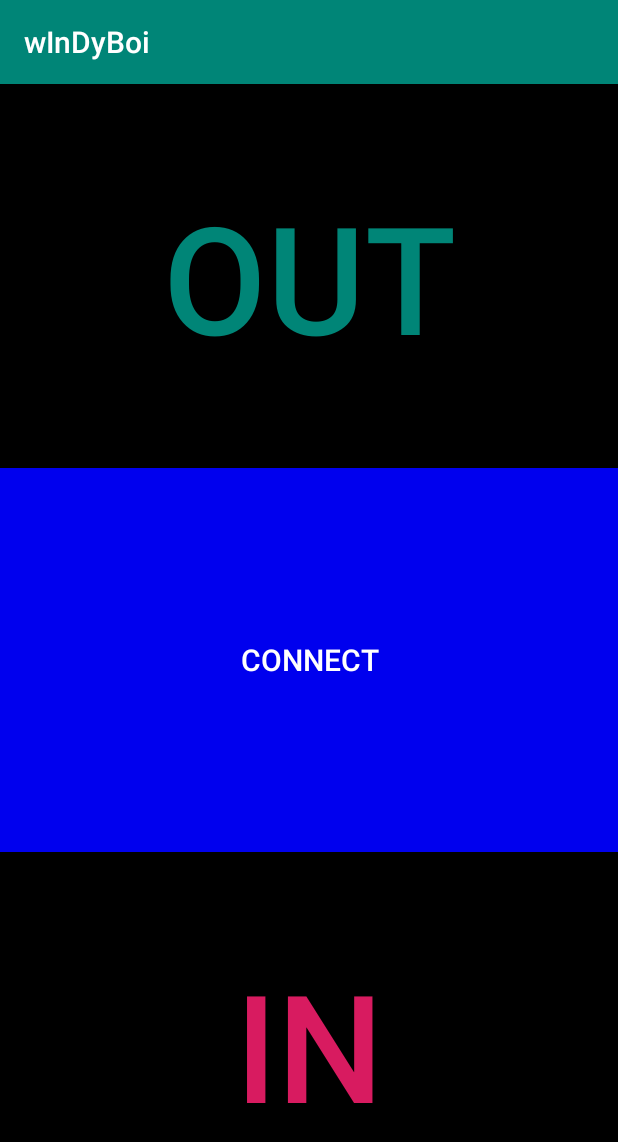
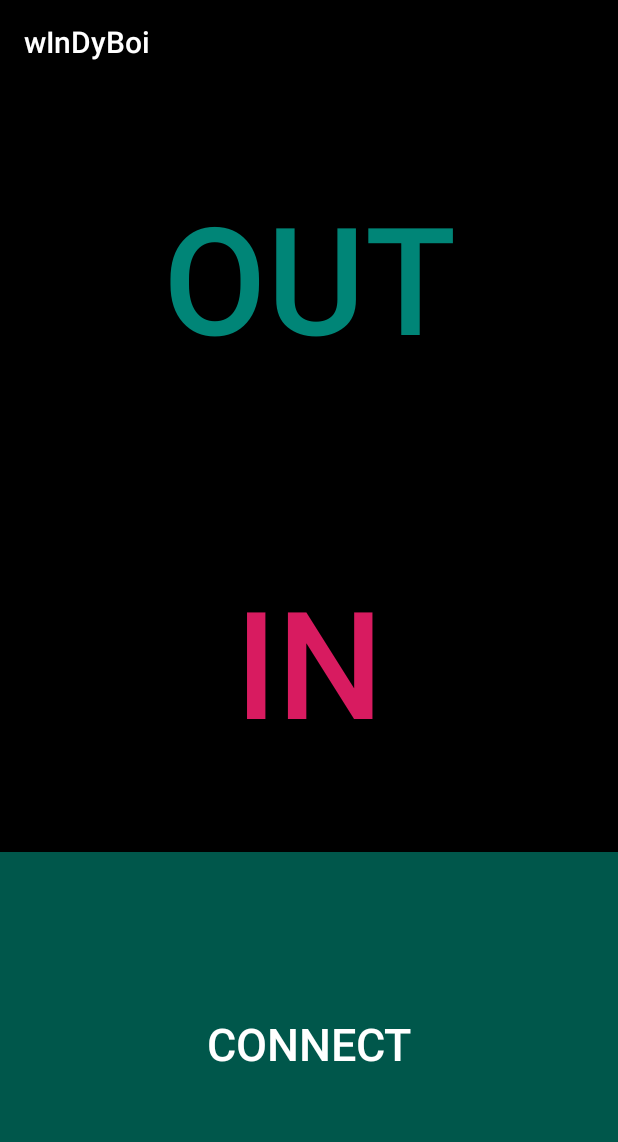
Before and after one commit to esotericabsurdist/winDyBoi, an Android app: the screen it shows after launch (MainActivity), on a phone screen of 412 x 824 dp. Shown: the top 1142 px of the screen. Run offline under Robolectric (Android 15) with nearby library versions, the phone set to English and light mode, and no system bars.

Commit message:
changed layout, colors, added winch event listener, changed sleep time to not overfill or underfill reciever buffer

```diff
--- /dev/null
+++ b/app/src/main/java/com/spaceshipfreehold/windyboi/IWinchConnectionListener.java
@@ -0,0 +1,10 @@
+package com.spaceshipfreehold.windyboi;
+
+public interface IWinchConnectionListener {
+    void onConnected();
+    void onDisconnected();
+    void onSocketConnectionFailed();
+    void onNoBluetoothAdapterFound();
+    void onBluetoothNotEnabled();
+    void onWinchNotFound();
+}
--- a/app/src/main/java/com/spaceshipfreehold/windyboi/Winch.java
+++ b/app/src/main/java/com/spaceshipfreehold/windyboi/Winch.java
@@ -15,28 +15,44 @@ import java.lang.ref.WeakReference;
 import java.util.Set;
 import java.util.UUID;
 
+import androidx.annotation.NonNull;
+
 public class Winch extends Thread {
 
+    private static Winch mInstance;
     private WeakReference<Context> mContext;
 
     private BluetoothAdapter mBluetoothAdapter;
     private BluetoothDevice mBluetoothDevice;
     private BluetoothSocket mBluetoothSocket;
 
+    private IWinchConnectionListener mListener;
+
+    private static String WINCH_NAME = "windyboi";
     private static byte IN_COMMAND = 'i';
     private static byte OUT_COMMAND = 'o';
 
     volatile boolean mIn = false;
     volatile boolean mOut = false;
+    volatile boolean mConnected = false;
 
-    Winch(Context context){
-        mContext = new WeakReference<>(context);
+    private Winch(){}
+
+    public static Winch getInstance(Context context){
+        if(mInstance == null){
+            mInstance = new Winch();
+            mInstance.mContext = new WeakReference<>(context);
+        }
+        return mInstance;
+    }
+
+    public void setListener(@NonNull IWinchConnectionListener listener){
+        mListener = listener;
     }
 
     public boolean connect(){
         if(mBluetoothAdapter == null){
-            // Ensure that we have the singleton
-            Log.d("derp", "bluetooth adpater is null");
+            // Ensure that we have the adapter singleton.
             mBluetoothAdapter = BluetoothAdapter.getDefaultAdapter();
         }
 
@@ -44,36 +60,52 @@ public class Winch extends Thread {
             if(mBluetoothAdapter.isEnabled()){
                 Set<BluetoothDevice> devices = mBluetoothAdapter.getBondedDevices();
                 for(BluetoothDevice device : devices){
-                    if(device.getName().toLowerCase().equals("windyboi")){
+                    if(device.getName().toLowerCase().equals(WINCH_NAME)){
                         // We found our winch by name.
-                        Toast.makeText(mContext.get(), "Found " + device.getName(), Toast.LENGTH_SHORT).show();
                         mBluetoothDevice = device;
                         break;
                     }
                 }
 
+                if(mBluetoothDevice == null){
+                    if(mListener!= null){
+                        mListener.onWinchNotFound();
+                        return false;
+                    }
+                }
+
                 if(mBluetoothDevice.getBondState() == BluetoothDevice.BOND_BONDED){
+
                     // UUID from Google's JavaDoc for Serial BT, see createInsecureRfcommSocketToServiceRecord(...) source.
                     UUID serialConnectionUUID = UUID.fromString("00001101-0000-1000-8000-00805F9B34FB");
                     try {
                         mBluetoothSocket = mBluetoothDevice.createInsecureRfcommSocketToServiceRecord(serialConnectionUUID);
                         mBluetoothSocket.connect();
                         if(mBluetoothSocket.isConnected()){
-                            Toast.makeText(mContext.get(), "Connected!", Toast.LENGTH_LONG).show();
+                            mConnected = true;
+                            if(mListener != null){
+                                mListener.onConnected();
+                            }
                             return true;
                         }
                     } catch (Exception e) {
-                        Toast.makeText(mContext.get(), "CONNECTION FAILED", Toast.LENGTH_LONG).show();
+                        if(mListener != null){
+                            mListener.onSocketConnectionFailed();
+                        }
                         return false;
                     }
                 }
 
             } else {
-                Toast.makeText(mContext.get(), "Enable Bluetooth!", Toast.LENGTH_LONG).show();
+                if(mListener != null){
+                    mListener.onBluetoothNotEnabled();
+                }
                 return false;
             }
         } else {
-            Toast.makeText(mContext.get(), "Failed to get bluetooth adapter. Enable Bluetooth!", Toast.LENGTH_LONG).show();
+            if(mListener != null){
+                mListener.onNoBluetoothAdapterFound();
+            }
             return false;
         }
         return false;
@@ -98,14 +130,16 @@ public class Winch extends Thread {
     public void run() {
         while(true) {
             try {
-                // TODO: Determine if sleep is required here. to not over fill the buffer on the BT chip.
-                sleep(60);
+                sleep(50); // Empirically derived value based on rate of buffer consumption on Arduino.
                 if(mIn){
                     mBluetoothSocket.getOutputStream().write(IN_COMMAND);
                 } else if (mOut) {
                     mBluetoothSocket.getOutputStream().write(OUT_COMMAND);
-                } else {
-                    // Don't do anything.
+                } else if(!mBluetoothSocket.isConnected() && mConnected){ // This fails
+                    mConnected = false;
+                    if(mListener != null){
+                        mListener.onDisconnected();
+                    }
                 }
             } catch (Exception e) {
                 e.printStackTrace();
--- a/app/src/main/res/layout/activity_main.xml
+++ b/app/src/main/res/layout/activity_main.xml
@@ -14,19 +14,8 @@
         android:layout_weight="1"
         android:textSize="100dp"
         android:background="#000"
-        android:textColor="@color/colorPrimary"
+        android:textColor="@color/mintyGreen"
         android:text="OUT">
-    </Button>
-
-    <Button
-        android:id="@+id/winch_connect_button"
-        android:layout_width="match_parent"
-        android:layout_height="0dp"
-        android:layout_weight="1"
-        android:background="#00E"
-        android:textColor="#FFF"
-        android:textSize="20dp"
-        android:text="CONNECT">
     </Button>
 
     <Button
@@ -37,6 +26,19 @@
         android:textSize="100dp"
         android:background="#000"
         android:text="IN"
-        android:textColor="@color/colorAccent" />
+        android:textColor="@color/pinkishRed" />
+
+    <Button
+        android:id="@+id/winch_connect_button"
+        android:layout_width="match_parent"
+        android:layout_height="0dp"
+        android:layout_weight="1"
+        android:background="@color/darkMintyGreen"
+        android:textColor="#FFF"
+        android:textSize="30dp"
+        android:text="CONNECT">
+    </Button>
+
+
 
 </LinearLayout>
--- a/app/src/main/res/values/colors.xml
+++ b/app/src/main/res/values/colors.xml
@@ -1,6 +1,8 @@
 <?xml version="1.0" encoding="utf-8"?>
 <resources>
-    <color name="colorPrimary">#008577</color>
-    <color name="colorPrimaryDark">#00574B</color>
-    <color name="colorAccent">#D81B60</color>
+    <color name="mintyGreen">#008577</color>
+    <color name="colorPrimary">#000000</color>
+    <color name="darkLavender">#420242</color>
+    <color name="darkMintyGreen">#00574B</color>
+    <color name="pinkishRed">#D81B60</color>
 </resources>
--- a/app/src/main/res/values/styles.xml
+++ b/app/src/main/res/values/styles.xml
@@ -4,8 +4,8 @@
     <style name="AppTheme" parent="Theme.AppCompat.Light.DarkActionBar">
         <!-- Customize your theme here. -->
         <item name="colorPrimary">@color/colorPrimary</item>
-        <item name="colorPrimaryDark">@color/colorPrimaryDark</item>
-        <item name="colorAccent">@color/colorAccent</item>
+        <item name="colorPrimaryDark">@color/darkMintyGreen</item>
+        <item name="colorAccent">@color/pinkishRed</item>
     </style>
 
 </resources>
```
Also changed, not shown: app/src/main/java/com/spaceshipfreehold/windyboi/MainActivity.java (+89 -42 lines).
